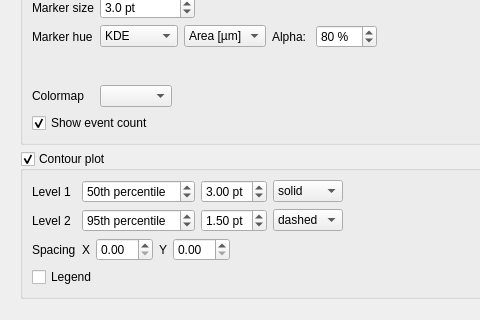
The window that shapeout2/gui/analysis/ana_plot.ui (ZELLMECHANIK-DRESDEN/ShapeOut2) describes before a commit, drawn with Qt 5; both pictures show x 0 to 480 and y 476 to 796 of the 627 by 934 pixel window.
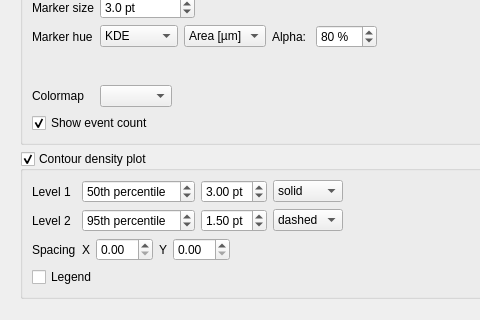
The same window after the commit. Custom widgets are drawn as their Qt base class.

Commit message: docs: clarify that contours are for density only

What changed in the file:
```diff
--- a/shapeout2/gui/analysis/ana_plot.ui
+++ b/shapeout2/gui/analysis/ana_plot.ui
@@ -708,7 +708,7 @@
      <item>
       <widget class="QGroupBox" name="groupBox_contour">
        <property name="title">
-        <string>Contour plot</string>
+        <string>Contour density plot</string>
        </property>
        <property name="checkable">
         <bool>true</bool>
```
